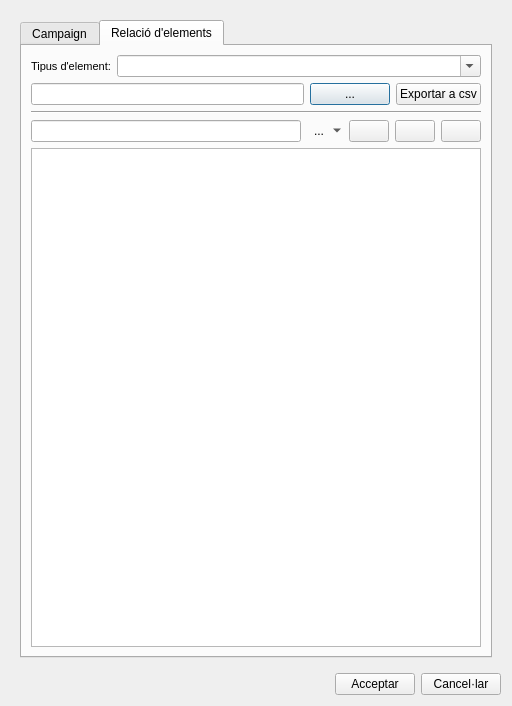
Old version of the form core/ui/toolbars/cm/add_campaign_visit.ui in the repository Giswater/giswater_qgis_plugin.
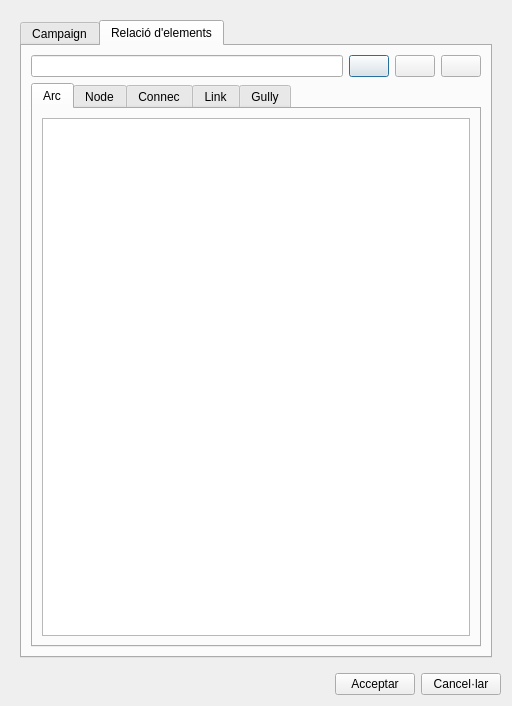
New version of the form. The open tabs and pages were chosen to show the change. Icons and pictures are not drawn.

Commit message: feat(campaign): full refactor manager logic, add working manager for campaign

```diff
--- a/core/ui/toolbars/cm/add_campaign_visit.ui
+++ b/core/ui/toolbars/cm/add_campaign_visit.ui
@@ -37,102 +37,13 @@
           <string>Relació d'elements</string>
          </attribute>
          <layout class="QVBoxLayout" name="verticalLayout_4">
-          <item>
-           <layout class="QHBoxLayout" name="horizontalLayout_8" stretch="0,1">
-            <item>
-             <widget class="QLabel" name="label_feature_type">
-              <property name="font">
-               <font>
-                <pointsize>8</pointsize>
-               </font>
-              </property>
-              <property name="frameShape">
-               <enum>QFrame::NoFrame</enum>
-              </property>
-              <property name="frameShadow">
-               <enum>QFrame::Plain</enum>
-              </property>
-              <property name="text">
-               <string>Tipus d'element:</string>
-              </property>
-              <property name="textFormat">
-               <enum>Qt::AutoText</enum>
-              </property>
-              <property name="scaledContents">
-               <bool>false</bool>
-              </property>
-              <property name="alignment">
-               <set>Qt::AlignLeading|Qt::AlignLeft|Qt::AlignVCenter</set>
-              </property>
-              <property name="margin">
-               <number>3</number>
-              </property>
-             </widget>
-            </item>
-            <item>
-             <widget class="QComboBox" name="campaign_feature_type">
-              <property name="editable">
-               <bool>true</bool>
-              </property>
-              <property name="sizeAdjustPolicy">
-               <enum>QComboBox::AdjustToContents</enum>
-              </property>
-             </widget>
-            </item>
-           </layout>
-          </item>
-          <item>
-           <layout class="QHBoxLayout" name="horizontalLayout_20">
-            <item>
-             <widget class="QLineEdit" name="campaign_txt_path_rel">
-              <property name="readOnly">
-               <bool>true</bool>
-              </property>
-             </widget>
-            </item>
-            <item>
-             <widget class="QPushButton" name="campaign_btn_path_rel">
-              <property name="text">
-               <string>...</string>
-              </property>
-             </widget>
-            </item>
-            <item>
-             <widget class="QPushButton" name="campaign_btn_export_rel">
-              <property name="text">
-               <string>Exportar a csv</string>
-              </property>
-             </widget>
-            </item>
-           </layout>
-          </item>
-          <item>
-           <widget class="Line" name="line_2">
-            <property name="orientation">
-             <enum>Qt::Horizontal</enum>
-            </property>
-           </widget>
-          </item>
           <item>
            <layout class="QHBoxLayout" name="horizontalLayout_9">
             <item>
              <widget class="QLineEdit" name="campaign_feature_id"/>
             </item>
             <item>
-             <widget class="QToolButton" name="action_selector">
-              <property name="text">
-               <string>...</string>
-              </property>
-              <property name="popupMode">
-               <enum>QToolButton::MenuButtonPopup</enum>
-              </property>
-              <property name="autoRaise">
-               <bool>true</bool>
-              </property>
-             </widget>
-            </item>
-            <item>
-             <widget class="QPushButton" name="campaign_btn_feature_insert">
+             <widget class="QPushButton" name="btn_insert">
               <property name="text">
                <string/>
               </property>
@@ -167,10 +78,80 @@
            </layout>
           </item>
           <item>
-           <widget class="QTableView" name="tbl_relation">
-            <property name="sortingEnabled">
-             <bool>true</bool>
+           <widget class="QTabWidget" name="tab_feature">
+            <property name="currentIndex">
+             <number>0</number>
             </property>
+            <widget class="QWidget" name="tab">
+             <attribute name="title">
+              <string>Arc</string>
+             </attribute>
+             <layout class="QGridLayout" name="gridLayout">
+              <item row="0" column="0">
+               <widget class="QTableView" name="tbl_campaign_x_arc">
+                <property name="sortingEnabled">
+                 <bool>true</bool>
+                </property>
+               </widget>
+              </item>
+             </layout>
+            </widget>
+            <widget class="QWidget" name="tab_2">
+             <attribute name="title">
+              <string>Node</string>
+             </attribute>
+             <layout class="QGridLayout" name="gridLayout_2">
+              <item row="0" column="0">
+               <widget class="QTableView" name="tbl_campaign_x_node">
+                <property name="sortingEnabled">
+                 <bool>true</bool>
+                </property>
+               </widget>
+              </item>
+             </layout>
+            </widget>
+            <widget class="QWidget" name="tab_3">
+             <attribute name="title">
+              <string>Connec</string>
+             </attribute>
+             <layout class="QGridLayout" name="gridLayout_3">
+              <item row="0" column="0">
+               <widget class="QTableView" name="tbl_campaign_x_connec">
+                <property name="sortingEnabled">
+                 <bool>true</bool>
+                </property>
+               </widget>
+              </item>
+             </layout>
+            </widget>
+            <widget class="QWidget" name="tab_4">
+             <attribute name="title">
+              <string>Link</string>
+             </attribute>
+             <layout class="QGridLayout" name="gridLayout_5">
+              <item row="0" column="0">
+               <widget class="QTableView" name="tbl_campaign_x_link">
+                <property name="sortingEnabled">
+                 <bool>true</bool>
+                </property>
+               </widget>
+              </item>
+             </layout>
+            </widget>
+            <widget class="QWidget" name="tab_5">
+             <attribute name="title">
+              <string>Gully</string>
+             </attribute>
+             <layout class="QGridLayout" name="gridLayout_4">
+              <item row="0" column="0">
+               <widget class="QTableView" name="tbl_campaign_x_gully">
+                <property name="sortingEnabled">
+                 <bool>true</bool>
+                </property>
+               </widget>
+              </item>
+             </layout>
+            </widget>
            </widget>
           </item>
          </layout>
```
Left out of the diff: 12 changed lines with no effect on the pictures. The commit also changes 9 other files.
